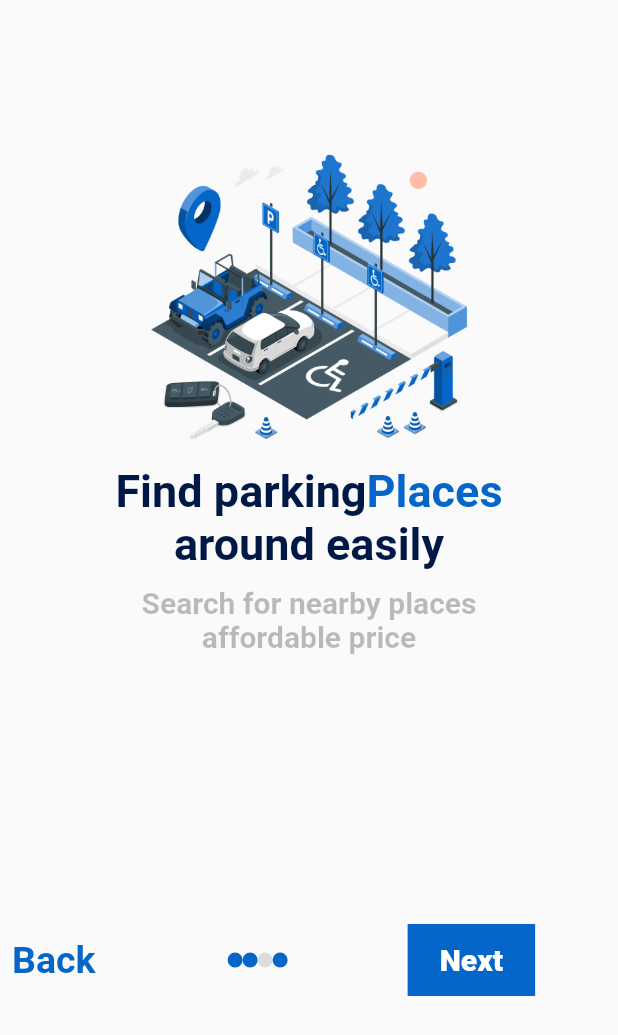
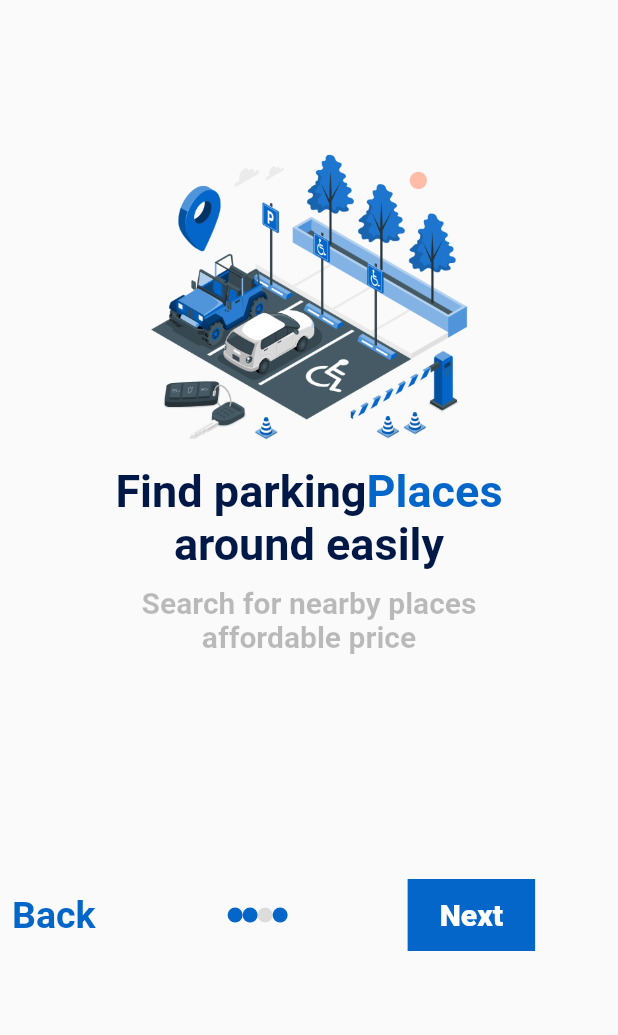
Before and after one commit to nadabadr27/smartparking, a Flutter app: the hi screen opened directly, on a phone screen of 412 x 824 dp. Shown: the top 1035 px of the screen. Run offline on Flutter 3.47's test engine with Material 2 defaults, Android fonts, the phone set to English and light mode, and no system bars.

Commit message:
Update hi.dart

```diff
--- a/lib/modules/welcomepage/welfind/hi.dart
+++ b/lib/modules/welcomepage/welfind/hi.dart
@@ -37,11 +37,13 @@ class hi extends StatelessWidget {
               ),
               text(text: 'affordable price',weight: FontWeight.w600,color:Colors.black26,size: 20),
               SizedBox(
-                height: 100,
+                height: 70,
               ),
 
               Padding(
                 padding: const EdgeInsets.only(top: 80),
+                child: Align(
+                  alignment: Alignment.bottomCenter,
                   child: Row(
 
                     children: [
@@ -67,6 +69,7 @@ class hi extends StatelessWidget {
 
                     ],
                   ),
+                ),
               )
             ],
           ),
```
Lines whose indentation alone changed are shown as unchanged.
